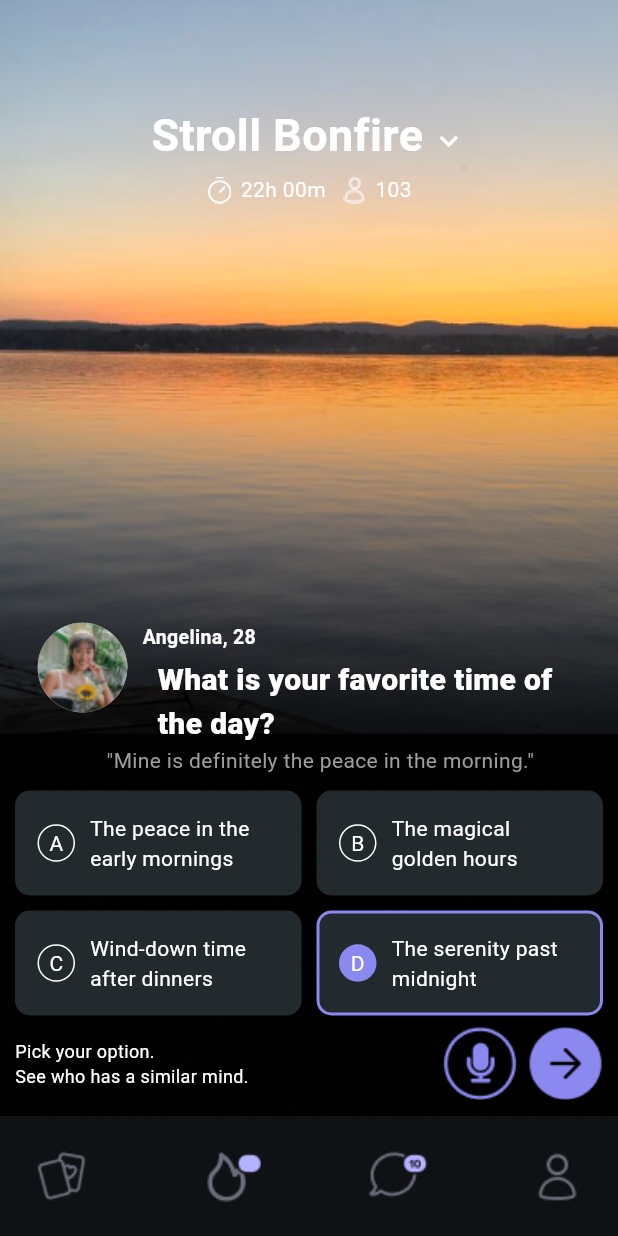
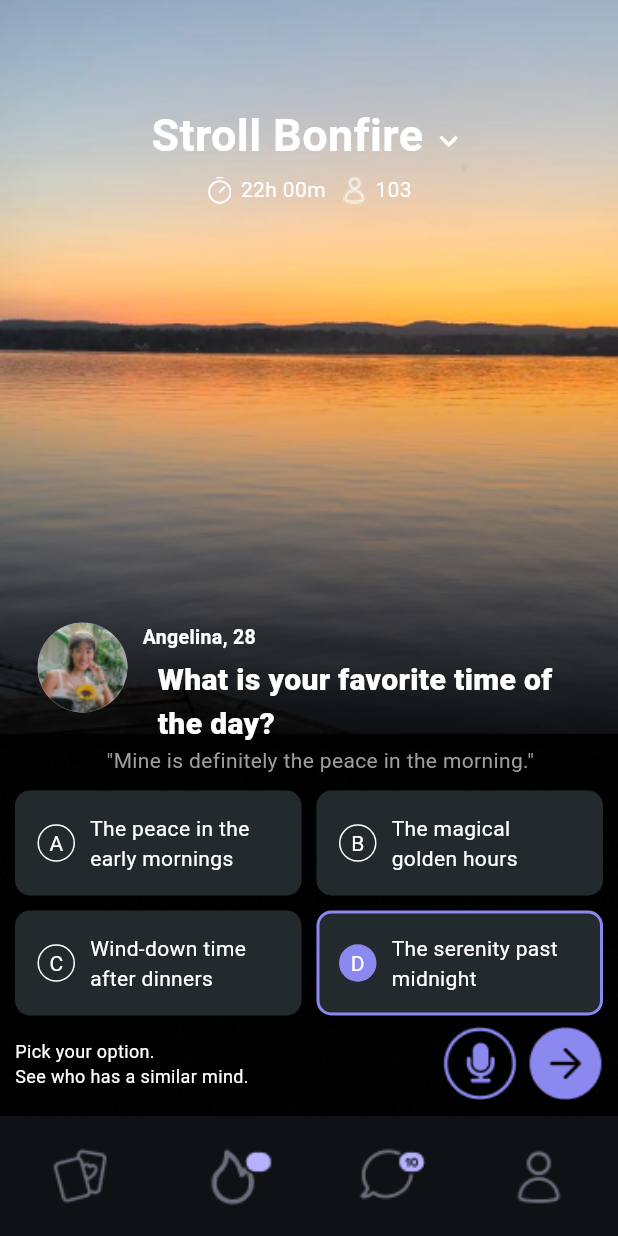
Before and after one commit to hijasahamed/Stroll_Dating_App, a Flutter app: the screen it shows after launch, on a phone screen of 412 x 824 dp. Run offline on Flutter 3.47's test engine with Material 3 defaults, Android fonts, the phone set to English and light mode, and no system bars.

Commit message:
fix: bottom app bar height and size fixed

```diff
--- /dev/null
+++ b/lib/screen/ui_screen/bottom_appbar_widget/bottom_appbar_widget.dart
@@ -0,0 +1,43 @@
+import 'package:flutter/material.dart';
+
+class BottomAppBarWidget extends StatelessWidget {
+  const BottomAppBarWidget({super.key, required this.screensize});
+  final Size screensize;
+  @override
+  Widget build(BuildContext context) {
+    return BottomAppBar(
+      color: Color(0XFF0F1115),
+      child: SizedBox(
+        child: Row(
+          mainAxisAlignment: MainAxisAlignment.spaceBetween,
+          children: [
+            Image.asset(
+              'assets/images/Card.png',
+              height: screensize.width / 5.5,
+              width: screensize.width / 5.5,
+              fit: BoxFit.contain,
+            ),
+            Image.asset(
+              'assets/images/fire.png',
+              height: screensize.width / 5.5,
+              width: screensize.width / 5.5,
+              fit: BoxFit.contain,
+            ),
+            Image.asset(
+              'assets/images/Chat.png',
+              height: screensize.width / 5.5,
+              width: screensize.width / 5.5,
+              fit: BoxFit.contain,
+            ),
+            Image.asset(
+              'assets/images/User.png',
+              height: screensize.width / 5.5,
+              width: screensize.width / 5.5,
+              fit: BoxFit.contain,
+            ),
+          ],
+        ),
+      ),
+    );
+  }
+}
--- a/lib/screen/ui_screen/ui_screen.dart
+++ b/lib/screen/ui_screen/ui_screen.dart
@@ -1,4 +1,5 @@
 import 'package:flutter/material.dart';
+import 'package:stroll_dating_app/screen/ui_screen/bottom_appbar_widget/bottom_appbar_widget.dart';
 import 'package:stroll_dating_app/screen/ui_screen/cards_widget/cards_widget.dart';
 
 class UserInterfaceScreen extends StatelessWidget {
@@ -8,51 +9,7 @@ class UserInterfaceScreen extends StatelessWidget {
   Widget build(BuildContext context) {
     return Scaffold(
       body: BodyWidget(screensize: screensize),
-      bottomNavigationBar: BottomAppBarWidget(),
-    );
-  }
-}
-
-class BottomAppBarWidget extends StatelessWidget {
-  const BottomAppBarWidget({
-    super.key,
-  });
-
-  @override
-  Widget build(BuildContext context) {
-    return BottomAppBar(
-      color: Color(0XFF0F1115),
-      child: SizedBox(
-        child: Row(
-          mainAxisAlignment: MainAxisAlignment.spaceBetween,
-          children: [
-            Image.asset(
-              'assets/images/Card.png',
-              height: 50,
-              width: 50,
-              fit: BoxFit.contain,
-            ),
-            Image.asset(
-              'assets/images/fire.png',
-              height: 50,
-              width: 50,
-              fit: BoxFit.contain,
-            ),
-            Image.asset(
-              'assets/images/Chat.png',
-              height: 50,
-              width: 50,
-              fit: BoxFit.contain,
-            ),
-            Image.asset(
-              'assets/images/User.png',
-              height: 50,
-              width: 50,
-              fit: BoxFit.contain,
-            ),
-          ],
-        ),
-      ),
+      bottomNavigationBar: BottomAppBarWidget(screensize: screensize,),
     );
   }
 }
```
